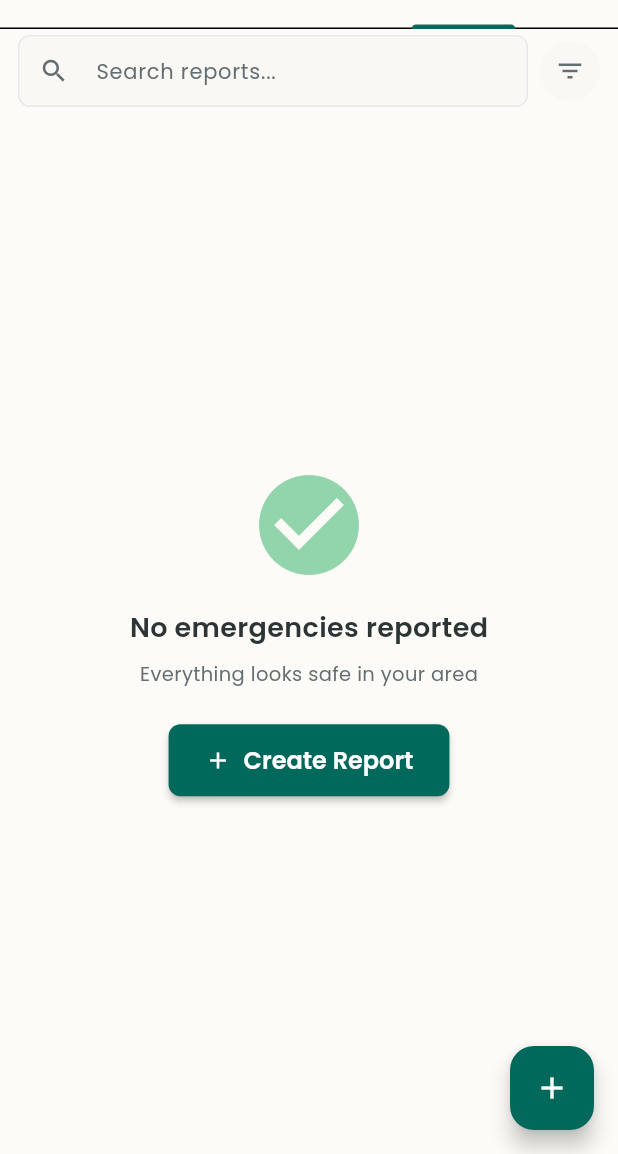
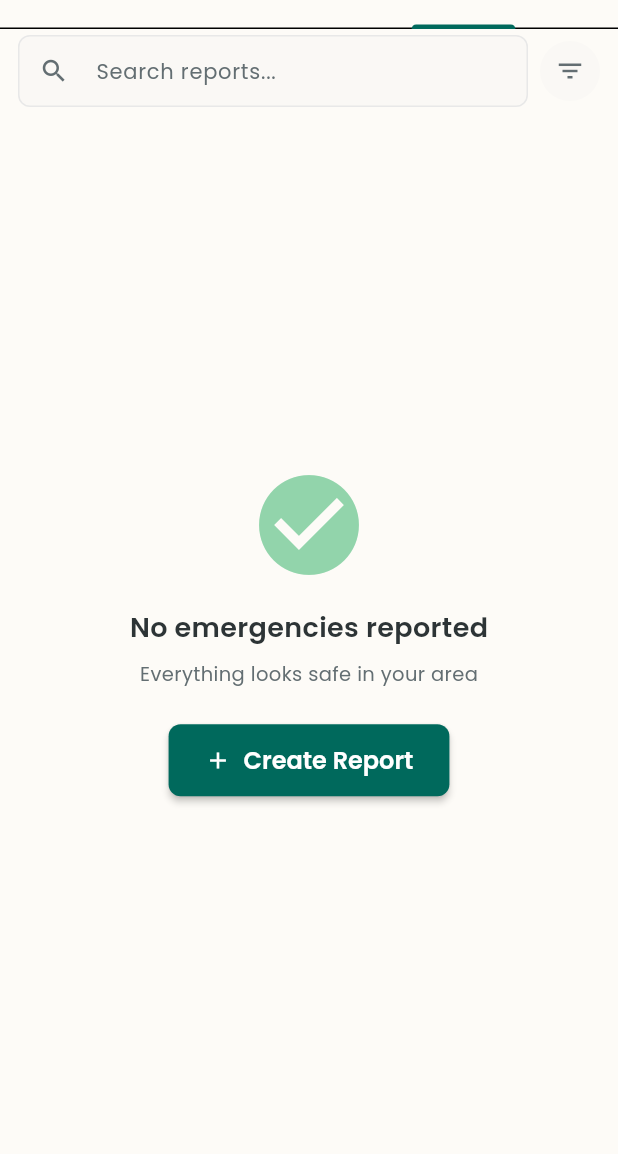
Before and after one commit to rajany1/nepal-smart-travel, a Flutter app: the ReportsListScreen screen opened by its route, tab 2 chosen, on a phone screen of 412 x 824 dp, the part 82-1236 px from its top. Run offline on Flutter 3.47's test engine with Material 3 defaults, Android fonts, the phone set to English and light mode, and no system bars; our stand-ins replace cached_network_image, connectivity_plus, dio, flutter_map, flutter_secure_storage, geocoding and 9 more; missing offline and left inert: onesignal_flutter; accounts and stored records are empty; network calls fail.

Commit message:
Remove FAB from Reports screen + fix invisible status bar (white icons vs teal)

```diff
--- a/mobile_app/lib/features/reporting/reports_list_screen.dart
+++ b/mobile_app/lib/features/reporting/reports_list_screen.dart
@@ -77,10 +77,6 @@ class _ReportsListScreenState extends State<ReportsListScreen>
   @override
   Widget build(BuildContext context) {
     return Scaffold(
-      floatingActionButton: FloatingActionButton(
-        onPressed: () => _showSubmitReportSheet(context),
-        child: const Icon(Icons.add),
-      ),
       body: SafeArea(
         child: Column(
           children: [
--- a/mobile_app/lib/main.dart
+++ b/mobile_app/lib/main.dart
@@ -1,4 +1,5 @@
 import 'package:flutter/material.dart';
+import 'package:flutter/services.dart';
 import 'package:provider/provider.dart';
 import 'config/themes/app_theme.dart';
 import 'config/constants/app_constants.dart';
@@ -47,6 +48,11 @@ import 'services/onesignal_service.dart';
 
 void main() async {
   WidgetsFlutterBinding.ensureInitialized();
+
+  SystemChrome.setSystemUIOverlayStyle(const SystemUiOverlayStyle(
+    statusBarIconBrightness: Brightness.light,
+    statusBarBrightness: Brightness.dark,
+  ));
 
   final authProvider = AuthProvider();
   await authProvider.initializeAuth();
```
